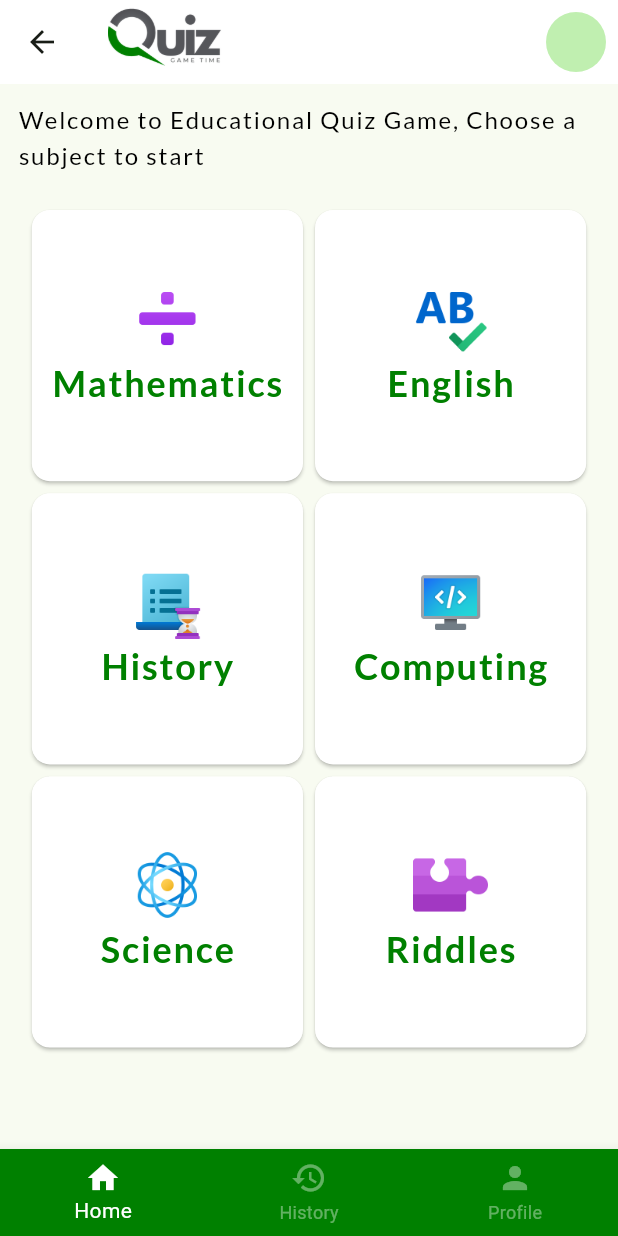
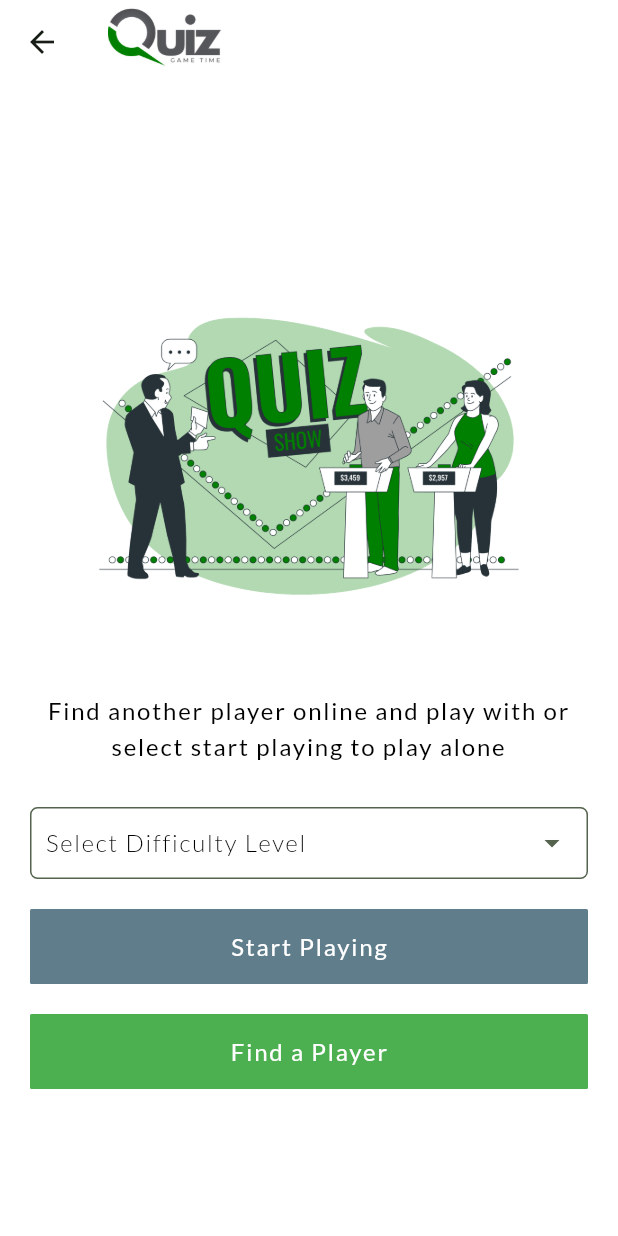
Before and after one commit to School-Projects-Works/educational_quiz_game, a Flutter app: the HomePage screen opened directly, after a tap on "Mathematics", on a phone screen of 412 x 824 dp. Run offline on Flutter 3.47's test engine with Material 3 defaults, Android fonts, the phone set to English and light mode, and no system bars; our stand-ins replace cloud_firestore, firebase_auth, firebase_core, flutter_riverpod, flutter_smart_dialog, google_fonts and 1 more; accounts and stored records are empty.

Commit message:
update on options

```diff
--- a/lib/features/home/views/category_page.dart
+++ b/lib/features/home/views/category_page.dart
@@ -1,3 +1,5 @@
+import 'package:educational_quiz_game/core/functions/navigations.dart';
+import 'package:educational_quiz_game/features/home/views/pages/options_page.dart';
 import 'package:flutter/material.dart';
 import 'package:flutter_riverpod/flutter_riverpod.dart';
 
@@ -38,8 +40,7 @@ class _CategoryPageState extends ConsumerState<CategoryPage> {
                     (category) => InkWell(
                       onTap: () {
                         // show bottom message to pick single player or multiplayer
-
-
+                        navigateAndBack(context, OptionsPage(subject: category['name']!));
                       },
                       child: Card(
                         color: Colors.white,
--- a/lib/features/home/views/home_page.dart
+++ b/lib/features/home/views/home_page.dart
@@ -21,7 +21,6 @@ class _HomePageState extends ConsumerState<HomePage> {
   @override
   Widget build(BuildContext context) {
     var user = ref.watch(userProvider);
-
     return SafeArea(
       child: Scaffold(
         appBar: AppBar(
--- /dev/null
+++ b/lib/features/home/views/pages/options_page.dart
@@ -0,0 +1,84 @@
+import 'package:educational_quiz_game/core/widgets/custom_button.dart';
+import 'package:educational_quiz_game/core/widgets/custom_drop_down.dart';
+import 'package:educational_quiz_game/utils/app_styles.dart';
+import 'package:flutter/material.dart';
+import 'package:flutter_riverpod/flutter_riverpod.dart';
+import '../../../../generated/assets.dart';
+
+class OptionsPage extends ConsumerStatefulWidget {
+  const OptionsPage({super.key, required this.subject});
+  final String subject;
+
+  @override
+  ConsumerState<ConsumerStatefulWidget> createState() => _OptionsPageState();
+}
+
+class _OptionsPageState extends ConsumerState<OptionsPage> {
+  @override
+  Widget build(BuildContext context) {
+    var style = CustomTextStyles();
+    return SafeArea(
+        child: Scaffold(
+      backgroundColor: Colors.white,
+      appBar: AppBar(
+        backgroundColor: Colors.white,
+        title: Image.asset(Assets.imagesEqLogoT, width: 100),
+      ),
+      body: Center(
+        child: SingleChildScrollView(
+          child: Padding(
+            padding: const EdgeInsets.symmetric(horizontal: 20),
+            child: Column(
+              mainAxisAlignment: MainAxisAlignment.center,
+              children: <Widget>[
+                Image.asset(
+                  Assets.imagesQuiz,
+                  width: 300,
+                ),
+                Padding(
+                  padding: const EdgeInsets.all(8.0),
+                  child: Text(
+                    'Find another player online and play with or select start playing to play alone',
+                    textAlign: TextAlign.center,
+                    style: style.bodyStyle(),
+                  ),
+                ),
+                const SizedBox(height: 20),
+                //select difficulty level
+                CustomDropDown(
+                    label: 'Select Difficulty Level',
+                    items: [
+                      'Easy',
+                      'Medium',
+                      'Hard',
+                    ].map((String value) {
+                      return DropdownMenuItem<String>(
+                        value: value,
+                        child: Text(value),
+                      );
+                    }).toList(),
+                    onChanged: (value) {
+                      // set the difficulty level
+                    }),
+                const SizedBox(height: 20),
+                CustomButton(
+                    text: 'Start Playing',
+                    color: Colors.blueGrey,
+                    onPressed: () {
+                      // navigate to the quiz page
+                    }),
+                const SizedBox(height: 20),
+                CustomButton(
+                    text: 'Find a Player',
+                    color: Colors.green,
+                    onPressed: () {
+                      // navigate to the multiplayer page
+                    }),
+              ],
+            ),
+          ),
+        ),
+      ),
+    ));
+  }
+}
```
Also changed, not shown: assets/images/quiz.png (added), lib/generated/assets.dart.
